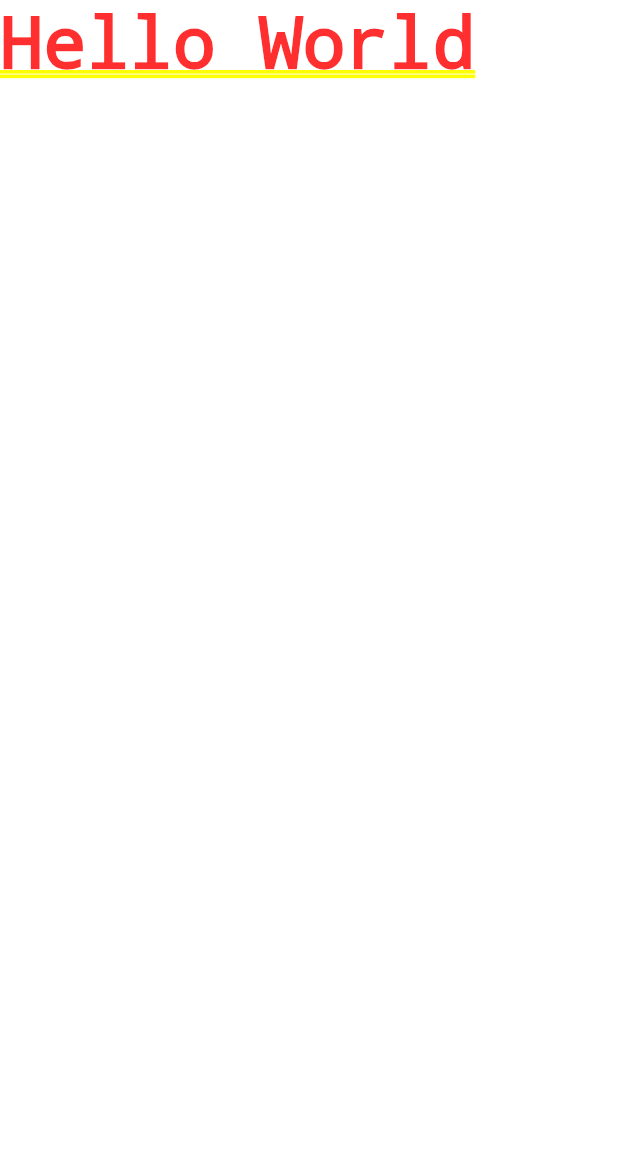
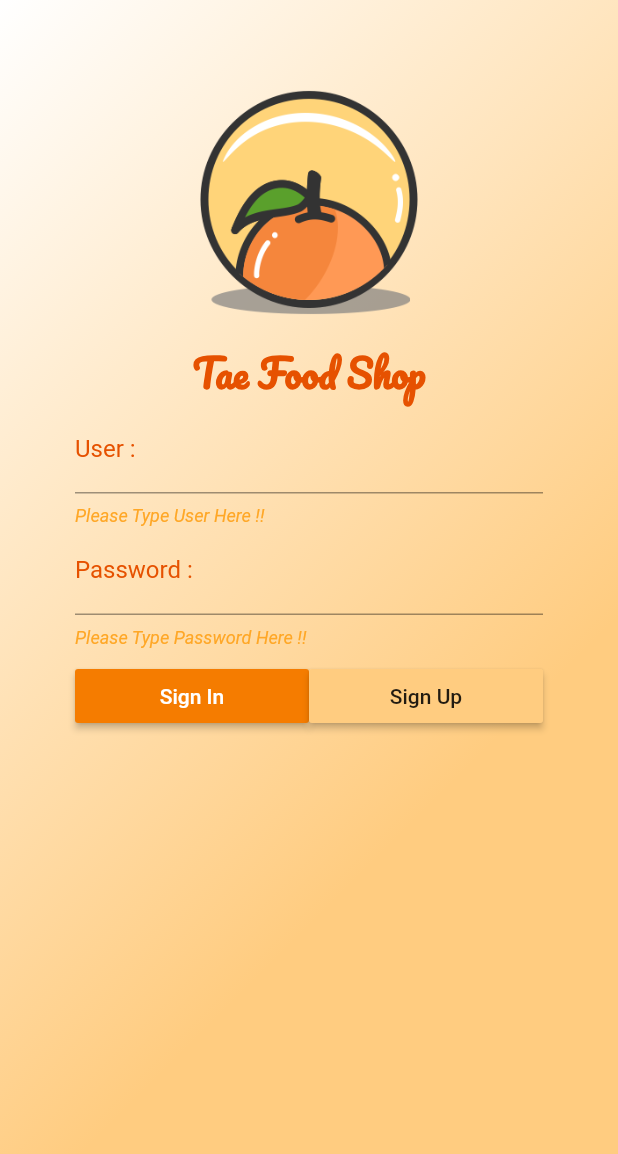
Before and after one commit to zentiskung/TaeFoodShop, a Flutter app: the screen it shows after launch, on a phone screen of 412 x 824 dp. Shown: the top 1154 px of the screen. Run offline on Flutter 3.47's test engine with Material 2 defaults, Android fonts, the phone set to English and light mode, and no system bars.

Commit message:
Design UI Authen Success

```diff
--- a/lib/main.dart
+++ b/lib/main.dart
@@ -1,14 +1,15 @@
 import 'package:flutter/material.dart';
+import 'package:taefoodshop/screens/authen.dart';
 
-
-main(){
+main() {
   runApp(MyApp());
 }
-
 
 class MyApp extends StatelessWidget {
   @override
   Widget build(BuildContext context) {
-    return MaterialApp(home: Text('Hello World'),);
+    return MaterialApp(
+      home: Authen(),
+    );
   }
 }
--- /dev/null
+++ b/lib/screens/authen.dart
@@ -0,0 +1,115 @@
+import 'package:flutter/material.dart';
+
+class Authen extends StatefulWidget {
+  @override
+  _AuthenState createState() => _AuthenState();
+}
+
+class _AuthenState extends State<Authen> {
+  Widget signUpButton() {
+    return RaisedButton(
+      color: Colors.orange[200],
+      child: Text('Sign Up'),
+      onPressed: () {},
+    );
+  }
+
+  Widget signInButton() {
+    return RaisedButton(
+      color: Colors.orange[700],
+      child: Text(
+        'Sign In',
+        style: TextStyle(color: Colors.white),
+      ),
+      onPressed: () {},
+    );
+  }
+
+  Widget passwordTextFromField() {
+    return TextFormField(
+      obscureText: true,
+      decoration: InputDecoration(
+        labelText: 'Password :',
+        labelStyle: TextStyle(color: Colors.orange[900]),
+        hintText: 'More 6 Charactor',
+        helperText: 'Please Type Password Here !!',
+        helperStyle:
+            TextStyle(color: Colors.orange[400], fontStyle: FontStyle.italic),
+      ),
+    );
+  }
+
+  Widget userTextFromField() {
+    return TextFormField(
+      decoration: InputDecoration(
+        labelText: 'User :',
+        labelStyle: TextStyle(color: Colors.orange[900]),
+        hintText: 'Not Blank',
+        helperText: 'Please Type User Here !!',
+        helperStyle:
+            TextStyle(color: Colors.orange[400], fontStyle: FontStyle.italic),
+      ),
+    );
+  }
+
+  showLogo() {
+    return Image.asset('images/logo.png');
+  }
+
+  Widget showAppName() {
+    return Text(
+      'Tae Food Shop',
+      style: TextStyle(
+          fontSize: 25.0,
+          fontWeight: FontWeight.bold,
+          color: Colors.orange[900],
+          fontFamily: 'Pacifico'),
+    );
+  }
+
+  @override
+  Widget build(BuildContext context) {
+    return Scaffold(
+      resizeToAvoidBottomPadding: false,
+      body: Container(
+        decoration: BoxDecoration(
+          gradient: LinearGradient(colors: [Colors.white, Colors.orange[200]], begin: Alignment(-1, -1)),
+        ),
+        padding: EdgeInsets.only(top: 60.0),
+        alignment: Alignment(0, -1),
+        child: Column(children: <Widget>[
+          Container(
+            width: 150.0,
+            height: 150.0,
+            child: showLogo(),
+          ),
+          Container(
+            margin: EdgeInsets.only(top: 16.0),
+            child: showAppName(),
+          ),
+          Container(
+            margin: EdgeInsets.only(left: 50.0, right: 50.0),
+            child: userTextFromField(),
+          ),
+          Container(
+            margin: EdgeInsets.only(left: 50.0, right: 50.0),
+            child: passwordTextFromField(),
+          ),
+          Container(
+            margin: EdgeInsets.only(left: 50.0, right: 50.0, top: 8.0),
+            child: Row(
+              children: <Widget>[
+                Expanded(
+                  child: signInButton(),
+                ),
+                Expanded(
+                  child: signUpButton(),
+                )
+              ],
+            ),
+          )
+        ]),
+      ),
+    );
+  }
+}
```
Also changed, not shown: pubspec.yaml (+6 -6 lines), fonts/Pacifico-Regular.ttf (added), images/logo.png (added).
